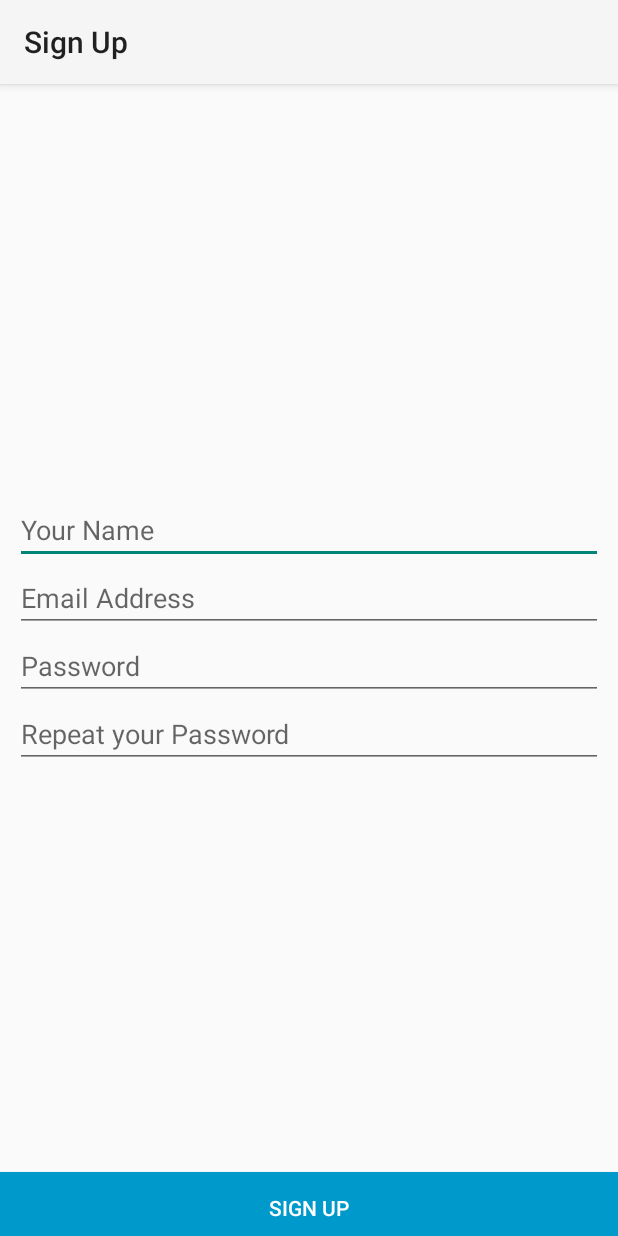
After one commit to NunoMartins21/MemesTugas, an Android app: the SignUpActivity screen opened directly, with no data from a screen before it, on a phone screen of 412 x 824 dp. The commit adds this screen. Run offline under Robolectric (Android 15) with nearby library versions, the phone set to English and light mode, and no system bars.

Commit message:
Criação das activities de Login e Sign Up

```diff
--- a/app/build.gradle
+++ b/app/build.gradle
@@ -49,8 +49,12 @@ dependencies {
     compile 'com.android.support:appcompat-v7:26.+'
     compile 'com.android.support.constraint:constraint-layout:1.0.2'
     compile 'com.google.firebase:firebase-core:10.0.1'
+    compile 'com.android.support:design:26.+'
     testCompile 'junit:junit:4.12'
 }
 
 
+
+
+
 apply plugin: 'com.google.gms.google-services'
--- /dev/null
+++ b/app/src/main/java/com/numiitech/memestugas/SignUpActivity.java
@@ -0,0 +1,13 @@
+package com.numiitech.memestugas;
+
+import android.support.v7.app.AppCompatActivity;
+import android.os.Bundle;
+
+public class SignUpActivity extends AppCompatActivity {
+
+    @Override
+    protected void onCreate(Bundle savedInstanceState) {
+        super.onCreate(savedInstanceState);
+        setContentView(R.layout.activity_sign_up);
+    }
+}
--- /dev/null
+++ b/app/src/main/res/layout/activity_sign_up.xml
@@ -0,0 +1,78 @@
+<?xml version="1.0" encoding="utf-8"?>
+<RelativeLayout xmlns:android="http://schemas.android.com/apk/res/android"
+    xmlns:app="http://schemas.android.com/apk/res-auto"
+    xmlns:tools="http://schemas.android.com/tools"
+    android:layout_width="match_parent"
+    android:layout_height="match_parent" >
+
+    <RelativeLayout
+        android:layout_width="match_parent"
+        android:layout_height="match_parent"
+        android:layout_above="@+id/signup_btn"
+        >
+
+        <LinearLayout
+            android:id="@+id/signup"
+            android:layout_width="match_parent"
+            android:layout_height="wrap_content"
+            android:layout_alignParentLeft="false"
+            android:layout_alignParentStart="false"
+            android:layout_centerVertical="true"
+            android:gravity="center"
+            android:orientation="vertical"
+            android:padding="10dp"
+            tools:ignore="UselessParent">
+
+            <EditText
+                android:id="@+id/signup_name"
+                android:layout_width="match_parent"
+                android:layout_height="wrap_content"
+                android:layout_weight="1"
+                android:ems="10"
+                android:hint="@string/name"
+                android:inputType="textPersonName" />
+
+            <EditText
+                android:id="@+id/signup_email"
+                android:layout_width="match_parent"
+                android:layout_height="wrap_content"
+                android:layout_weight="1"
+                android:ems="10"
+                android:hint="@string/email"
+                android:inputType="textEmailAddress" />
+
+            <EditText
+                android:id="@+id/signup_password"
+                android:layout_width="match_parent"
+                android:layout_height="wrap_content"
+                android:layout_weight="1"
+                android:ems="10"
+                android:hint="@string/password"
+                android:inputType="textPassword" />
+
+            <EditText
+                android:id="@+id/signup_repeat"
+                android:layout_width="match_parent"
+                android:layout_height="wrap_content"
+                android:layout_weight="1"
+                android:ems="10"
+                android:hint="@string/signup_repeat"
+                android:inputType="textPassword" />
+
+        </LinearLayout>
+
+    </RelativeLayout>
+
+    <Button
+        android:id="@+id/signup_btn"
+        android:layout_width="match_parent"
+        android:layout_height="wrap_content"
+        android:layout_alignParentBottom="true"
+        android:layout_marginBottom="-5dip"
+        android:layout_marginLeft="-5dip"
+        android:layout_marginRight="-5dip"
+        android:layout_marginTop="-5dip"
+        android:background="@android:color/holo_blue_dark"
+        android:text="@string/signup_button"
+        android:textColor="@android:color/background_light" />
+</RelativeLayout>
--- a/app/src/main/res/values/strings.xml
+++ b/app/src/main/res/values/strings.xml
@@ -9,4 +9,17 @@
     <string name="version">Versão</string>
     <string name="app_icon">App Icon</string>
     <string name="made">Feito por Nuno Martins</string>
+
+    <!-- Login Activity -->
+    <string name="title_activity_login">Sign In</string>
+    <string name="email">Email Address</string>
+    <string name="password">Password</string>
+    <string name="forgot_pass">Forgot your password?</string>
+    <string name="login_button">Login</string>
+
+    <!-- Sign Up Activity -->
+    <string name="title_activity_signup">Sign Up</string>
+    <string name="name">Your Name</string>
+    <string name="signup_repeat">Repeat your Password</string>
+    <string name="signup_button">Sign Up</string>
 </resources>
--- a/app/src/main/res/values/styles.xml
+++ b/app/src/main/res/values/styles.xml
@@ -1,11 +1,10 @@
 <resources>
 
     <!-- Base application theme. -->
-    <style name="AppTheme" parent="Theme.AppCompat.Light.DarkActionBar">
-        <!-- Customize your theme here. -->
-        <item name="colorPrimary">@color/colorPrimary</item>
-        <item name="colorPrimaryDark">@color/colorPrimaryDark</item>
-        <item name="colorAccent">@color/colorAccent</item>
+    <style name="AppTheme" parent="Theme.AppCompat.Light">
+    </style>
+
+    <style name="AppTheme.NoActionBar" parent="Theme.AppCompat.Light.NoActionBar">
     </style>
 
 </resources>
```
Also changed, not shown: app/src/main/AndroidManifest.xml (+13 -1 lines), app/src/main/java/com/numiitech/memestugas/LoginActivity.java (added, +13 -0 lines), app/src/main/res/layout/activity_login.xml (added, +70 -0 lines), 1 other file.
